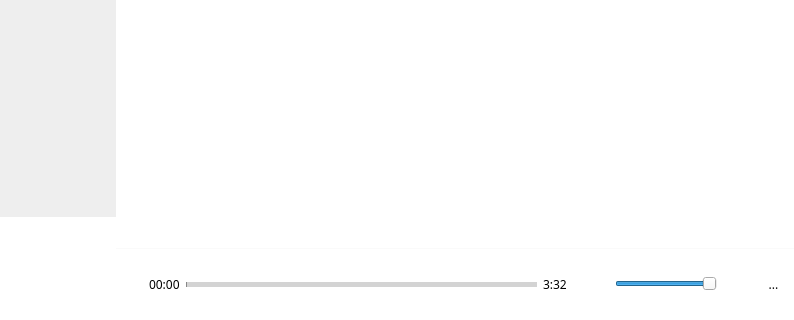
Above: mainwindow.ui from CuarzoSoftware/CuarzoPlayer before the change; both pictures show x 134 to 928 and y 277 to 597 of the 928 by 597 pixel window. Below: the same form after it.
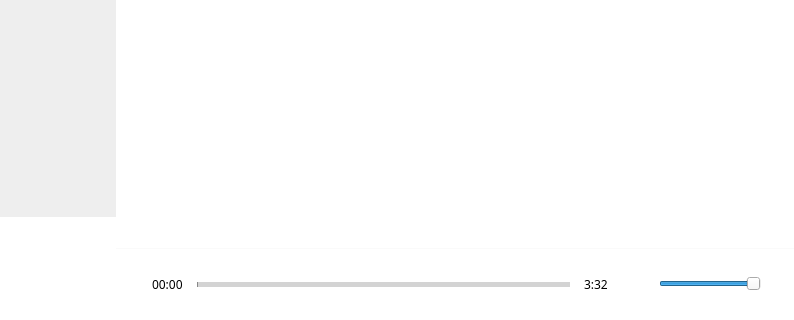
That is the form after the change. Icons and pictures are not drawn.

Commit message: Opacity button added

What changed in the file:
```diff
--- a/mainwindow.ui
+++ b/mainwindow.ui
@@ -902,6 +902,9 @@
                <layout class="QHBoxLayout" name="horizontalLayout_2">
                 <item>
                  <widget class="QLabel" name="currentTime">
+                  <property name="styleSheet">
+                   <string notr="true">margin-right:5px</string>
+                  </property>
                   <property name="text">
                    <string>00:00</string>
                   </property>
@@ -937,6 +940,9 @@
                 </item>
                 <item>
                  <widget class="QLabel" name="remainTime">
+                  <property name="styleSheet">
+                   <string notr="true">margin-left:5px;</string>
+                  </property>
                   <property name="text">
                    <string>3:32</string>
                   </property>
@@ -974,9 +980,6 @@
                     <height>20</height>
                    </size>
                   </property>
-                  <property name="styleSheet">
-                   <string notr="true">image:url(:rec/images/volumeOn.png);</string>
-                  </property>
                   <property name="text">
                    <string/>
                   </property>
@@ -1003,30 +1006,7 @@
              </item>
              <item>
               <widget class="QWidget" name="playMode" native="true">
-               <layout class="QHBoxLayout" name="horizontalLayout_6">
-                <item>
-                 <widget class="QToolButton" name="repeatMode">
-                  <property name="text">
-                   <string/>
-                  </property>
-                  <property name="icon">
-                   <iconset resource="resources.qrc">
-                    <normaloff>:/rec/images/loopOn.png</normaloff>:/rec/images/loopOn.png</iconset>
-                  </property>
-                 </widget>
-                </item>
-                <item>
-                 <widget class="QToolButton" name="shuffleMode">
-                  <property name="text">
-                   <string>...</string>
-                  </property>
-                  <property name="icon">
-                   <iconset resource="resources.qrc">
-                    <normaloff>:/rec/images/shuffleOn.png</normaloff>:/rec/images/shuffleOn.png</iconset>
-                  </property>
-                 </widget>
-                </item>
-               </layout>
+               <layout class="QHBoxLayout" name="horizontalLayout_6"/>
               </widget>
              </item>
             </layout>
```
Left out of the diff: 5 changed lines with no effect on the pictures. The commit also changes 28 other files.
